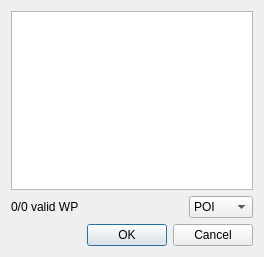
Above: src/Ui/POI_input.ui from nohal/qtVlm before the change. Below: the same form after it.
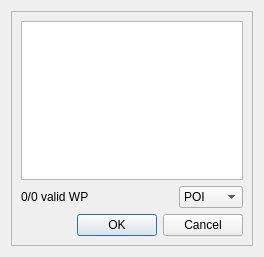
That is the form after the change.

The edit to the form file:
```diff
--- a/src/Ui/POI_input.ui
+++ b/src/Ui/POI_input.ui
@@ -15,6 +15,21 @@
   </property>
   <layout class="QVBoxLayout" name="verticalLayout">
    <item>
+    <widget class="QScrollArea" name="scrollArea">
+     <property name="widgetResizable">
+      <bool>true</bool>
+     </property>
+     <widget class="QWidget" name="scrollAreaWidgetContents">
+      <property name="geometry">
+       <rect>
+        <x>0</x>
+        <y>0</y>
+        <width>244</width>
+        <height>237</height>
+       </rect>
+      </property>
+      <layout class="QVBoxLayout" name="verticalLayout_2">
+       <item>
     <widget class="QPlainTextEdit" name="POI_list">
      <property name="toolTip">
       <string>Coller ou inserer des POI au format LAT,LON@WPH</string>
@@ -72,6 +87,10 @@
      <property name="standardButtons">
       <set>QDialogButtonBox::Cancel|QDialogButtonBox::Ok</set>
      </property>
+        </widget>
+       </item>
+      </layout>
+     </widget>
     </widget>
    </item>
   </layout>
```
Lines whose indentation alone changed are shown as unchanged.
